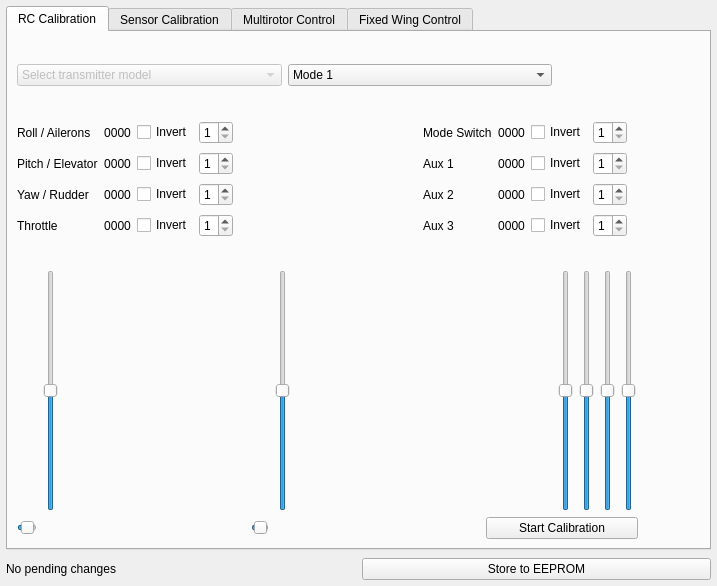
Before: the Qt Designer form src/ui/QGCVehicleConfig.ui in mavlink/qgroundcontrol, drawn with Qt 5.
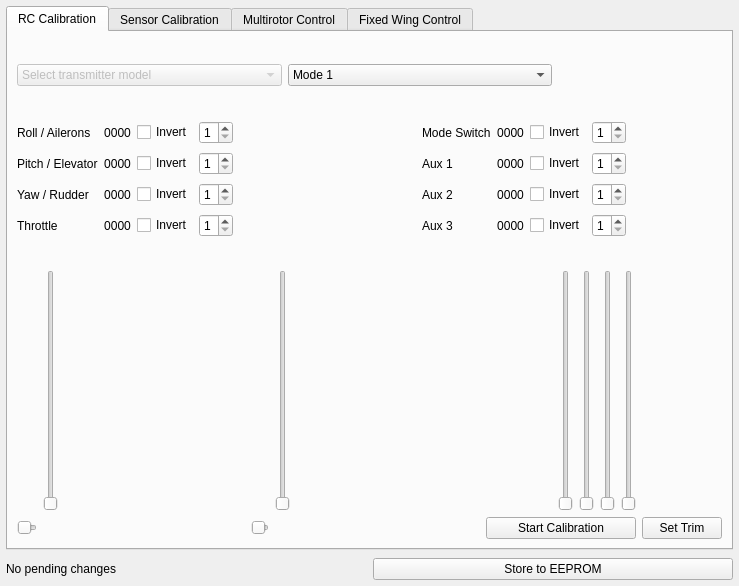
After: the same form once the commit is applied. The open tabs and pages were chosen to show the change. Icons and pictures are not drawn.

Patch:
```diff
--- a/src/ui/QGCVehicleConfig.ui
+++ b/src/ui/QGCVehicleConfig.ui
@@ -53,10 +53,10 @@
        <item row="8" column="1" rowspan="3">
         <widget class="QSlider" name="throttleSlider">
          <property name="minimum">
-          <number>-1</number>
+          <number>0</number>
          </property>
          <property name="maximum">
-          <number>1</number>
+          <number>100</number>
          </property>
          <property name="value">
           <number>0</number>
@@ -69,10 +69,10 @@
        <item row="8" column="4" rowspan="3" colspan="2">
         <widget class="QSlider" name="pitchSlider">
          <property name="minimum">
-          <number>-1</number>
+          <number>0</number>
          </property>
          <property name="maximum">
-          <number>1</number>
+          <number>100</number>
          </property>
          <property name="value">
           <number>0</number>
@@ -595,10 +595,10 @@
        <item row="11" column="0">
         <widget class="QSlider" name="yawSlider">
          <property name="minimum">
-          <number>-1</number>
+          <number>0</number>
          </property>
          <property name="maximum">
-          <number>1</number>
+          <number>100</number>
          </property>
          <property name="value">
           <number>0</number>
@@ -611,10 +611,10 @@
        <item row="11" column="3">
         <widget class="QSlider" name="rollSlider">
          <property name="minimum">
-          <number>-1</number>
+          <number>0</number>
          </property>
          <property name="maximum">
-          <number>1</number>
+          <number>100</number>
          </property>
          <property name="value">
           <number>0</number>
@@ -650,10 +650,10 @@
        <item row="8" column="10" rowspan="3">
         <widget class="QSlider" name="aux1Slider">
          <property name="minimum">
-          <number>-1</number>
+          <number>0</number>
          </property>
          <property name="maximum">
-          <number>1</number>
+          <number>100</number>
          </property>
          <property name="orientation">
           <enum>Qt::Vertical</enum>
@@ -663,10 +663,10 @@
        <item row="8" column="11" rowspan="3">
         <widget class="QSlider" name="aux2Slider">
          <property name="minimum">
-          <number>-1</number>
+          <number>0</number>
          </property>
          <property name="maximum">
-          <number>1</number>
+          <number>100</number>
          </property>
          <property name="orientation">
           <enum>Qt::Vertical</enum>
@@ -676,10 +676,10 @@
        <item row="8" column="12" rowspan="3" colspan="2">
         <widget class="QSlider" name="aux3Slider">
          <property name="minimum">
-          <number>-1</number>
+          <number>0</number>
          </property>
          <property name="maximum">
-          <number>1</number>
+          <number>100</number>
          </property>
          <property name="orientation">
           <enum>Qt::Vertical</enum>
@@ -689,10 +689,10 @@
        <item row="8" column="9" rowspan="3">
         <widget class="QSlider" name="modeSwitchSlider">
          <property name="minimum">
-          <number>-1</number>
+          <number>0</number>
          </property>
          <property name="maximum">
-          <number>1</number>
+          <number>100</number>
          </property>
          <property name="orientation">
           <enum>Qt::Vertical</enum>
@@ -712,6 +712,13 @@
          </property>
         </spacer>
        </item>
+       <item row="11" column="14">
+        <widget class="QPushButton" name="setTrimButton">
+         <property name="text">
+          <string>Set Trim</string>
+         </property>
+        </widget>
+       </item>
       </layout>
      </widget>
      <widget class="QWidget" name="sensorTab">
```
Left out of the diff: 18 changed lines with no effect on the pictures.
